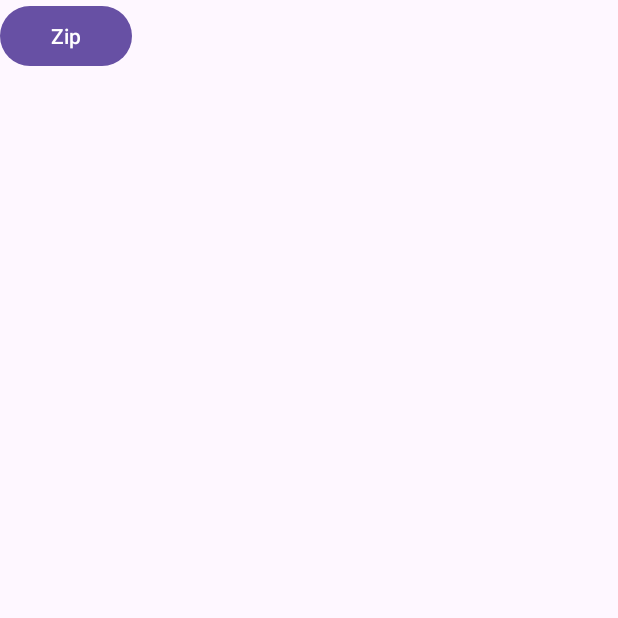
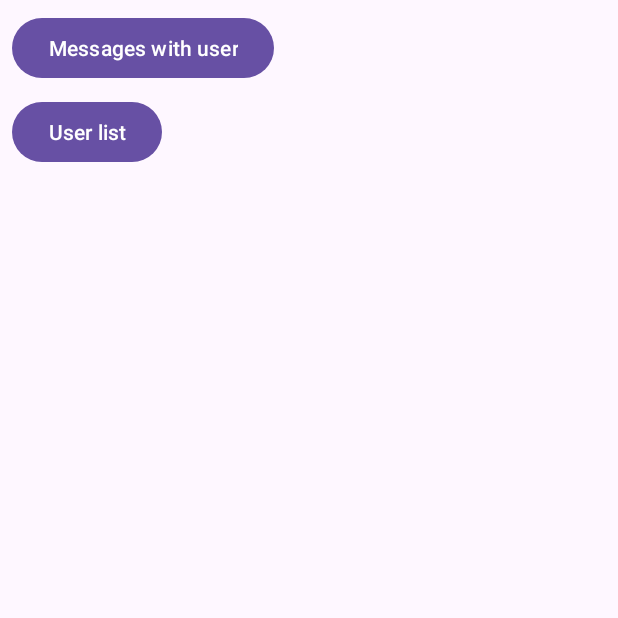
Before and after one commit to Kartex7260/AndroidArchitectureLearning, an Android app: the screen it shows after launch (MainActivity), on a phone screen of 412 x 824 dp, the top half of it. Run offline under Robolectric (Android 15) with nearby library versions, the phone set to English and light mode, and no system bars.

Commit message:
Added user list

```diff
--- a/domain/src/main/AndroidManifest.xml
+++ b/domain/src/main/AndroidManifest.xml
@@ -8,6 +8,11 @@
         android:roundIcon="@mipmap/ic_launcher_round"
         android:supportsRtl="true"
         android:theme="@style/Theme.AndroidArchitectureLearning">
+        <activity
+            android:name=".UserListActivity"
+            android:label="@string/title_activity_user_list"
+            android:exported="false"
+            android:theme="@style/Theme.AndroidArchitectureLearning"/>
         <activity
             android:name=".UserScreenActivity"
             android:label="@string/title_activity_user_screen"
--- a/domain/src/main/java/kanti/domain/MainActivity.kt
+++ b/domain/src/main/java/kanti/domain/MainActivity.kt
@@ -19,5 +19,10 @@ class MainActivity : AppCompatActivity() {
             val intent = Intent(this, ZipActivity::class.java)
             startActivity(intent)
         }
+
+        view.btnUserList.setOnClickListener {
+            val intent = Intent(this, UserListActivity::class.java)
+            startActivity(intent)
+        }
     }
 }
--- /dev/null
+++ b/domain/src/main/java/kanti/domain/UserListUiState.kt
@@ -0,0 +1,5 @@
+package kanti.domain
+
+data class UserListUiState(
+    val users: List<UserUiState>
+)
--- /dev/null
+++ b/domain/src/main/java/kanti/domain/UserUiState.kt
@@ -0,0 +1,6 @@
+package kanti.domain
+
+data class UserUiState(
+    val id: Int,
+    val name: String
+)
--- a/domain/src/main/res/layout/activity_main.xml
+++ b/domain/src/main/res/layout/activity_main.xml
@@ -11,7 +11,19 @@
         android:id="@+id/btnZip"
         android:layout_width="0dp"
         android:layout_height="wrap_content"
-        android:text="Zip"
+        android:layout_marginStart="8dp"
+        android:layout_marginTop="8dp"
+        android:text="Messages with user"
         app:layout_constraintStart_toStartOf="parent"
         app:layout_constraintTop_toTopOf="parent" />
+
+    <Button
+        android:id="@+id/btnUserList"
+        android:layout_width="wrap_content"
+        android:layout_height="wrap_content"
+        android:layout_marginStart="8dp"
+        android:layout_marginTop="8dp"
+        android:text="User list"
+        app:layout_constraintStart_toStartOf="parent"
+        app:layout_constraintTop_toBottomOf="@+id/btnZip" />
 </androidx.constraintlayout.widget.ConstraintLayout>
--- a/domain/src/main/res/values/strings.xml
+++ b/domain/src/main/res/values/strings.xml
@@ -2,6 +2,7 @@
     <string name="app_name">domain</string>
     <string name="title_activity_zip">Zip</string>
     <string name="title_activity_user_screen">User screen</string>
+    <string name="title_activity_user_list">User list</string>
 
     <string name="lorem_ipsum">
         Lorem ipsum dolor sit amet, consectetur adipiscing elit. Nam in scelerisque sem. Mauris
```
Also changed, not shown: domain/src/main/java/kanti/domain/UserListActivity.kt (added, +47 -0 lines), domain/src/main/java/kanti/domain/UserListViewModel.kt (added, +55 -0 lines), domain/src/main/res/layout/activity_user_list.xml (added, +21 -0 lines).
